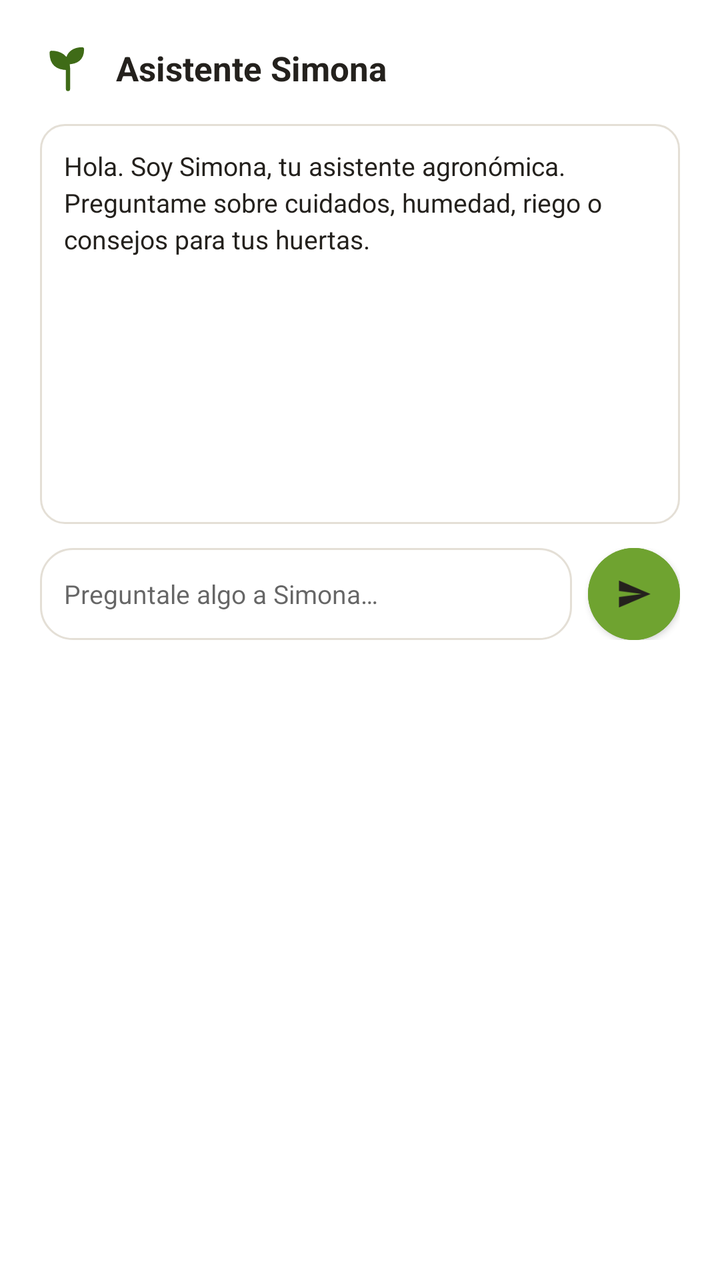
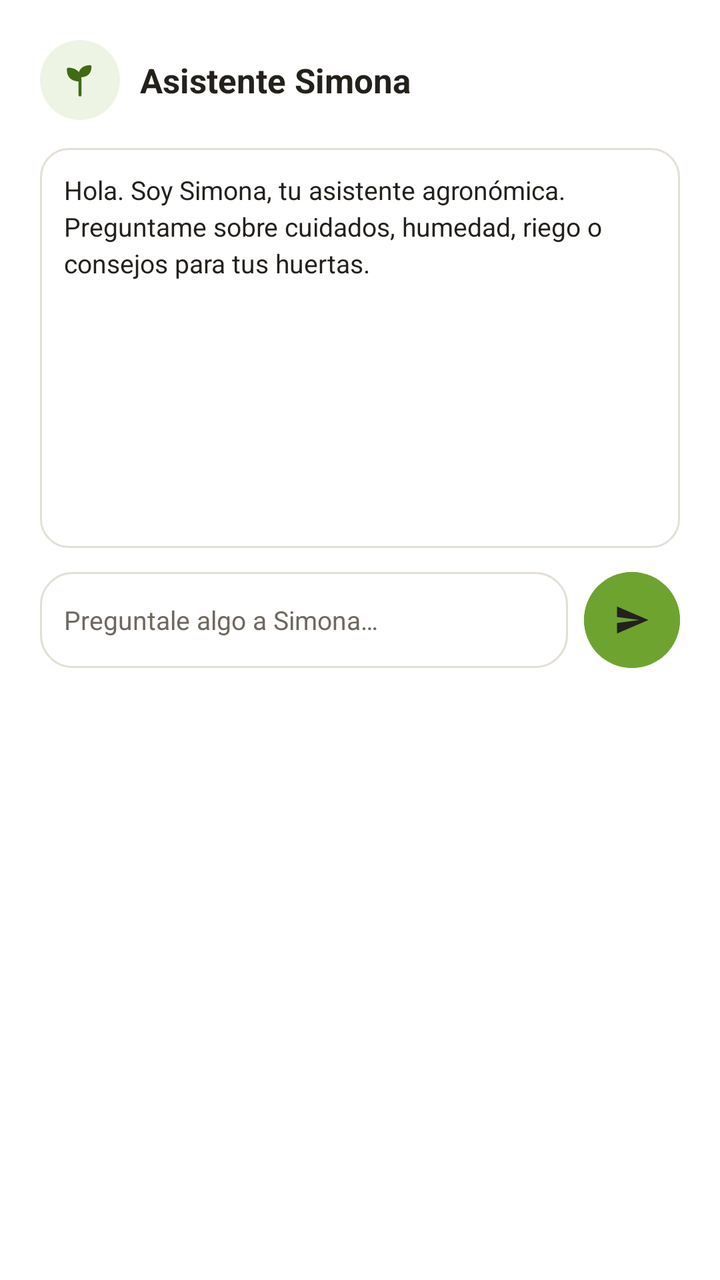

The first picture is an Android layout as it rendered before a commit; the second is the same layout after the commit. The layout source and the unified diff follow.
<!-- AndroidManifest.xml: application theme Theme.Simona -->
<!-- res/layout/dialog_chat_ai.xml -->
<?xml version="1.0" encoding="utf-8"?>

<LinearLayout xmlns:android="http://schemas.android.com/apk/res/android"
    xmlns:app="http://schemas.android.com/apk/res-auto"
    android:layout_width="match_parent"
    android:layout_height="wrap_content"
    android:orientation="vertical"
    android:background="@color/simona_card_bg"
    android:padding="20dp">

    <LinearLayout
        android:layout_width="match_parent"
        android:layout_height="wrap_content"
        android:orientation="horizontal"
        android:gravity="center_vertical">

        <ImageView
            android:layout_width="28dp"
            android:layout_height="28dp"
            android:src="@drawable/ic_ai_chat"
            app:tint="@color/simona_verde" />

        <TextView
            android:layout_width="0dp"
            android:layout_height="wrap_content"
            android:layout_weight="1"
            android:layout_marginStart="10dp"
            android:text="@string/asistente_titulo"
            android:textColor="@color/simona_tinta"
            android:textSize="17sp"
            android:textStyle="bold" />

    </LinearLayout>

    <ScrollView
        android:id="@+id/scrollChat"
        android:layout_width="match_parent"
        android:layout_height="200dp"
        android:layout_marginTop="14dp"
        android:background="@drawable/bg_chip_resumen"
        android:padding="12dp">

        <TextView
            android:id="@+id/tvHistorialChat"
            android:layout_width="match_parent"
            android:layout_height="wrap_content"
            android:text="@string/asistente_bienvenida"
            android:textColor="@color/simona_tinta"
            android:textSize="13sp"
            android:lineSpacingExtra="3dp" />

    </ScrollView>

    <ProgressBar
        android:id="@+id/progressBarChat"
        android:layout_width="wrap_content"
        android:layout_height="wrap_content"
        android:layout_gravity="center"
        android:layout_marginTop="8dp"
        android:indeterminateTint="@color/simona_verde_claro"
        android:visibility="gone" />

    <LinearLayout
        android:layout_width="match_parent"
        android:layout_height="wrap_content"
        android:orientation="horizontal"
        android:layout_marginTop="12dp"
        android:gravity="center_vertical">

        <EditText
            android:id="@+id/etPreguntaChat"
            android:layout_width="0dp"
            android:layout_height="46dp"
            android:layout_weight="1"
            android:background="@drawable/bg_card_huerta"
            android:hint="@string/asistente_hint"
            android:textSize="13sp"
            android:textColor="@color/simona_tinta"
            android:paddingStart="12dp"
            android:paddingEnd="12dp"
            android:inputType="textCapSentences" />

        <com.google.android.material.button.MaterialButton
            android:id="@+id/btnEnviarChat"
            android:layout_width="46dp"
            android:layout_height="46dp"
            android:layout_marginStart="8dp"
            android:backgroundTint="@color/simona_verde_claro"
            android:contentDescription="@string/enviar"
            android:insetTop="0dp"
            android:insetBottom="0dp"
            android:padding="0dp"
            app:icon="@drawable/ic_enviar"
            app:iconGravity="textStart"
            app:iconPadding="0dp"
            app:iconSize="18dp"
            app:iconTint="@color/simona_on_accent"
            app:cornerRadius="23dp" />

    </LinearLayout>

</LinearLayout>
<!-- resources referenced by this layout -->
<resources>
  <color name="simona_card_bg">#FFFFFF</color>
  <color name="simona_on_accent">#24211D</color>
  <color name="simona_tinta">#24211D</color>
  <color name="simona_verde">#3F6B17</color>
  <color name="simona_verde_claro">#6FA330</color>
  <!-- drawable bg_chip_resumen (drawable) -->
  <?xml version="1.0" encoding="utf-8"?>
  <shape xmlns:android="http://schemas.android.com/apk/res/android"
      android:shape="rectangle">
      
      <solid android:color="@color/simona_card_bg" />
      <stroke android:width="1dp" android:color="@color/simona_linea" />
      <corners android:radius="12dp" />
  </shape>
  <string name="asistente_bienvenida">Hola. Soy Simona, tu asistente agronómica. Preguntame sobre cuidados, humedad, riego o consejos para tus huertas.</string>
  <string name="asistente_hint">Preguntale algo a Simona…</string>
  <string name="asistente_titulo">Asistente Simona</string>
  <string name="enviar">Enviar</string>
  <style name="Theme.Simona" parent="Theme.MaterialComponents.DayNight.NoActionBar">
          <item name="colorPrimary">@color/simona_azul</item>
          <item name="colorPrimaryVariant">@color/simona_azul_oscuro</item>
          <item name="colorOnPrimary">@color/simona_on_color</item>
          <item name="colorSecondary">@color/simona_verde_claro</item>
          <item name="colorOnSecondary">@color/simona_on_accent</item>
          <item name="android:statusBarColor">@color/simona_azul_header</item>
          <item name="android:navigationBarColor">@color/simona_blanco</item>
          <item name="android:windowBackground">@color/simona_superficie</item>
          <item name="materialButtonStyle">@style/Widget.Simona.Button</item>
      </style>
  <color name="simona_linea">#E4DFD6</color>
  <dimen name="simona_radio">16dp</dimen>
  <color name="simona_white">@color/simona_blanco</color>
  <color name="simona_azul">#1A6FA8</color>
  <color name="simona_azul_oscuro">#0F4C73</color>
  <color name="simona_on_color">#FFFFFF</color>
  <color name="simona_azul_header">#0B3A5C</color>
  <color name="simona_blanco">#FFFFFF</color>
  <color name="simona_superficie">#F7F5F1</color>
  <style name="Widget.Simona.Button" parent="Widget.MaterialComponents.Button">
          <item name="cornerRadius">12dp</item>
          <item name="android:textAllCaps">false</item>
          <item name="android:letterSpacing">0</item>
      </style>
  <!-- unchanged entries left out for length: 3 -->
</resources>

<!-- the commit's change to res/layout/dialog_chat_ai.xml (unified diff, before → after) -->
@@ -4,27 +4,36 @@
     xmlns:app="http://schemas.android.com/apk/res-auto"
     android:layout_width="match_parent"
     android:layout_height="wrap_content"
+    android:animateLayoutChanges="true"
+    android:background="@color/simona_card_bg"
     android:orientation="vertical"
-    android:background="@color/simona_card_bg"
     android:padding="20dp">
 
     <LinearLayout
         android:layout_width="match_parent"
         android:layout_height="wrap_content"
-        android:orientation="horizontal"
-        android:gravity="center_vertical">
+        android:gravity="center_vertical"
+        android:orientation="horizontal">
 
-        <ImageView
-            android:layout_width="28dp"
-            android:layout_height="28dp"
-            android:src="@drawable/ic_ai_chat"
-            app:tint="@color/simona_verde" />
+        <FrameLayout
+            android:layout_width="40dp"
+            android:layout_height="40dp"
+            android:background="@drawable/bg_icon_circle"
+            android:backgroundTint="@color/simona_verde_suave">
+
+            <ImageView
+                android:layout_width="20dp"
+                android:layout_height="20dp"
+                android:layout_gravity="center"
+                android:src="@drawable/ic_ai_chat"
+                app:tint="@color/simona_verde" />
+        </FrameLayout>
 
         <TextView
             android:layout_width="0dp"
             android:layout_height="wrap_content"
+            android:layout_marginStart="10dp"
             android:layout_weight="1"
-            android:layout_marginStart="10dp"
             android:text="@string/asistente_titulo"
             android:textColor="@color/simona_tinta"
             android:textSize="17sp"
@@ -44,10 +53,10 @@
             android:id="@+id/tvHistorialChat"
             android:layout_width="match_parent"
             android:layout_height="wrap_content"
+            android:lineSpacingExtra="3dp"
             android:text="@string/asistente_bienvenida"
             android:textColor="@color/simona_tinta"
-            android:textSize="13sp"
-            android:lineSpacingExtra="3dp" />
+            android:textSize="13sp" />
 
     </ScrollView>
 
@@ -63,39 +72,40 @@
     <LinearLayout
         android:layout_width="match_parent"
         android:layout_height="wrap_content"
-        android:orientation="horizontal"
         android:layout_marginTop="12dp"
-        android:gravity="center_vertical">
+        android:gravity="center_vertical"
+        android:orientation="horizontal">
 
         <EditText
             android:id="@+id/etPreguntaChat"
             android:layout_width="0dp"
-            android:layout_height="46dp"
+            android:layout_height="48dp"
             android:layout_weight="1"
             android:background="@drawable/bg_card_huerta"
             android:hint="@string/asistente_hint"
-            android:textSize="13sp"
-            android:textColor="@color/simona_tinta"
+            android:inputType="textCapSentences"
             android:paddingStart="12dp"
             android:paddingEnd="12dp"
-            android:inputType="textCapSentences" />
+            android:textColor="@color/simona_tinta"
+            android:textColorHint="@color/simona_tinta_suave"
+            android:textSize="13sp" />
 
         <com.google.android.material.button.MaterialButton
             android:id="@+id/btnEnviarChat"
-            android:layout_width="46dp"
-            android:layout_height="46dp"
+            android:layout_width="48dp"
+            android:layout_height="48dp"
             android:layout_marginStart="8dp"
             android:backgroundTint="@color/simona_verde_claro"
             android:contentDescription="@string/enviar"
             android:insetTop="0dp"
             android:insetBottom="0dp"
             android:padding="0dp"
+            app:cornerRadius="24dp"
             app:icon="@drawable/ic_enviar"
             app:iconGravity="textStart"
             app:iconPadding="0dp"
             app:iconSize="18dp"
-            app:iconTint="@color/simona_on_accent"
-            app:cornerRadius="23dp" />
+            app:iconTint="@color/simona_on_accent" />
 
     </LinearLayout>
 
<!-- resource entries referenced after the edit -->
@@ -3,45 +3,72 @@
   <color name="simona_card_bg">#FFFFFF</color>
   <color name="simona_on_accent">#24211D</color>
   <color name="simona_tinta">#24211D</color>
+  <color name="simona_tinta_suave">#6E685F</color>
   <color name="simona_verde">#3F6B17</color>
   <color name="simona_verde_claro">#6FA330</color>
+  <color name="simona_verde_suave">#EEF4E4</color>
   <!-- drawable bg_chip_resumen (drawable) -->
   <?xml version="1.0" encoding="utf-8"?>
   <shape xmlns:android="http://schemas.android.com/apk/res/android"
       android:shape="rectangle">
-      
       <solid android:color="@color/simona_card_bg" />
       <stroke android:width="1dp" android:color="@color/simona_linea" />
-      <corners android:radius="12dp" />
+      <corners android:radius="14dp" />
+  </shape>
+  <!-- drawable bg_icon_circle (drawable) -->
+  <?xml version="1.0" encoding="utf-8"?>
+  <shape xmlns:android="http://schemas.android.com/apk/res/android"
+      android:shape="oval">
+      <solid android:color="@color/simona_verde_suave" />
+      <stroke android:width="1dp" android:color="@color/simona_linea" />
   </shape>
   <string name="asistente_bienvenida">Hola. Soy Simona, tu asistente agronómica. Preguntame sobre cuidados, humedad, riego o consejos para tus huertas.</string>
   <string name="asistente_hint">Preguntale algo a Simona…</string>
   <string name="asistente_titulo">Asistente Simona</string>
   <string name="enviar">Enviar</string>
-  <style name="Theme.Simona" parent="Theme.MaterialComponents.DayNight.NoActionBar">
+  <style name="Theme.Simona" parent="Theme.Material3.DayNight.NoActionBar">
           <item name="colorPrimary">@color/simona_azul</item>
-          <item name="colorPrimaryVariant">@color/simona_azul_oscuro</item>
+          <item name="colorPrimaryContainer">@color/simona_azul_suave</item>
           <item name="colorOnPrimary">@color/simona_on_color</item>
           <item name="colorSecondary">@color/simona_verde_claro</item>
+          <item name="colorSecondaryContainer">@color/simona_verde_suave</item>
           <item name="colorOnSecondary">@color/simona_on_accent</item>
+          <item name="colorSurface">@color/simona_superficie</item>
+          <item name="colorSurfaceVariant">@color/simona_superficie_2</item>
+          <item name="colorOnSurface">@color/simona_tinta</item>
+          <item name="colorOutline">@color/simona_linea</item>
           <item name="android:statusBarColor">@color/simona_azul_header</item>
           <item name="android:navigationBarColor">@color/simona_blanco</item>
           <item name="android:windowBackground">@color/simona_superficie</item>
+          <item name="android:windowLightStatusBar">false</item>
           <item name="materialButtonStyle">@style/Widget.Simona.Button</item>
+          <item name="textAppearanceBodyLarge">@style/TextAppearance.Simona.BodyLarge</item>
+          <item name="textAppearanceTitleLarge">@style/TextAppearance.Simona.TitleLarge</item>
       </style>
   <color name="simona_linea">#E4DFD6</color>
   <dimen name="simona_radio">16dp</dimen>
   <color name="simona_white">@color/simona_blanco</color>
   <color name="simona_azul">#1A6FA8</color>
-  <color name="simona_azul_oscuro">#0F4C73</color>
+  <color name="simona_azul_suave">#E7F1F8</color>
   <color name="simona_on_color">#FFFFFF</color>
   <color name="simona_azul_header">#0B3A5C</color>
   <color name="simona_blanco">#FFFFFF</color>
   <color name="simona_superficie">#F7F5F1</color>
-  <style name="Widget.Simona.Button" parent="Widget.MaterialComponents.Button">
-          <item name="cornerRadius">12dp</item>
+  <color name="simona_superficie_2">#F2F7FA</color>
+  <style name="Widget.Simona.Button" parent="Widget.Material3.Button">
+          <item name="cornerRadius">14dp</item>
           <item name="android:textAllCaps">false</item>
           <item name="android:letterSpacing">0</item>
+          <item name="android:minHeight">48dp</item>
+      </style>
+  <style name="TextAppearance.Simona.BodyLarge" parent="TextAppearance.Material3.BodyLarge">
+          <item name="android:textColor">@color/simona_tinta</item>
+          <item name="android:textSize">16sp</item>
+      </style>
+  <style name="TextAppearance.Simona.TitleLarge" parent="TextAppearance.Material3.TitleLarge">
+          <item name="android:textColor">@color/simona_tinta</item>
+          <item name="android:textSize">22sp</item>
+          <item name="android:textStyle">bold</item>
       </style>
   <!-- unchanged entries left out for length: 3 -->
 </resources>
